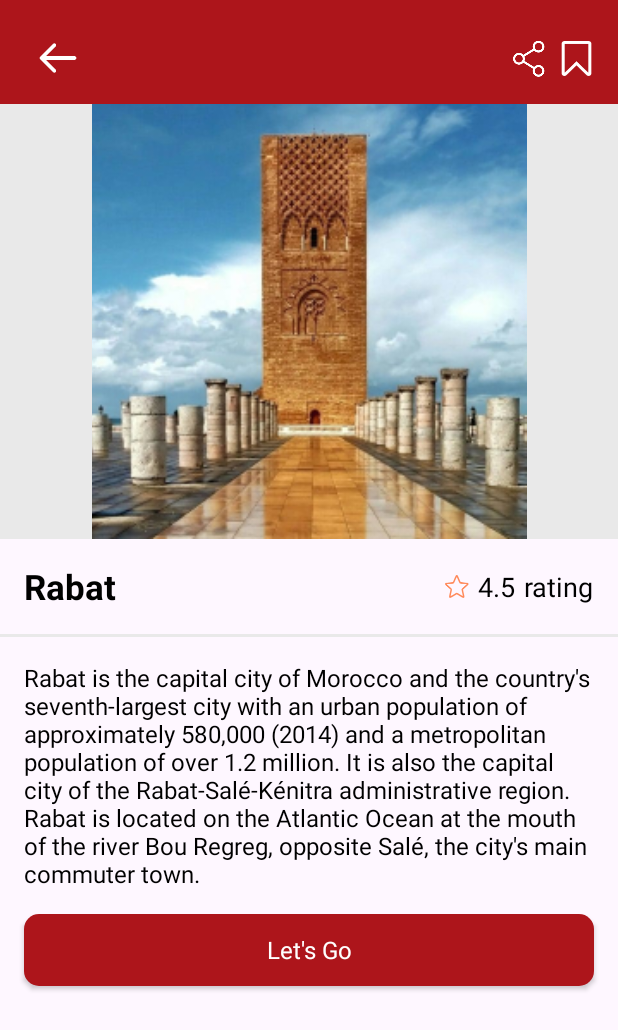
After one commit to MaghrebTrip/maghrebtrip-mobile, an Android app: the layout activity_details.xml on its own in the app's theme, with its tools: preview values and no code run, on a phone screen of 412 x 824 dp. The commit adds this screen. Shown: the top 1030 px of the screen. Run offline under Robolectric (Android 15) with nearby library versions, the phone set to English and light mode, and no system bars.

Commit message:
add details activity

```diff
--- a/app/src/main/AndroidManifest.xml
+++ b/app/src/main/AndroidManifest.xml
@@ -21,6 +21,10 @@
                 <category android:name="android.intent.category.LAUNCHER" />
             </intent-filter>
         </activity>
+        <activity
+            android:name=".activities.DetailsActivity"
+            android:exported="true">
+        </activity>
     </application>
 
 </manifest>
--- /dev/null
+++ b/app/src/main/java/com/maghrebtrip/activities/DetailsActivity.java
@@ -0,0 +1,61 @@
+package com.maghrebtrip.activities;
+
+import android.os.Bundle;
+import android.view.View;
+import android.view.Window;
+
+import androidx.appcompat.app.AppCompatActivity;
+import androidx.core.content.ContextCompat;
+
+import com.bumptech.glide.Glide;
+import com.bumptech.glide.load.resource.bitmap.GranularRoundedCorners;
+import com.maghrebtrip.R;
+import com.maghrebtrip.cities.City;
+import com.maghrebtrip.databinding.ActivityDetailsBinding;
+
+
+public class DetailsActivity extends AppCompatActivity {
+
+    private ActivityDetailsBinding binding;
+    private City object;
+
+    @Override
+    protected void onCreate(Bundle savedInstanceState) {
+        super.onCreate(savedInstanceState);
+        binding = ActivityDetailsBinding.inflate(getLayoutInflater());
+        setContentView(binding.getRoot());
+
+        statusBarColor();
+        getBundles();
+    }
+
+    private void statusBarColor() {
+        Window window = DetailsActivity.this.getWindow();
+        window.setStatusBarColor(ContextCompat.getColor(DetailsActivity.this, R.color.cornel_red));
+    }
+
+    private void getBundles() {
+        object = (City) getIntent().getSerializableExtra("object");
+
+        int drawableResourceId = this.getResources().getIdentifier(object.getCityImage(),
+                "drawable", this.getPackageName());
+
+        Glide.with(this)
+                .load(drawableResourceId)
+                .into(binding.cityImage);
+
+        binding.cityName.setText(object.getCityName());
+        binding.cityRating.setText(object.getRating()+"");
+        binding.cityDescription.setText(object.getDescription());
+
+        binding.backBtn.setOnClickListener(v -> finish());
+
+        binding.goBtn.setOnClickListener(new View.OnClickListener() {
+            @Override
+            public void onClick(View v) {
+                // select the city and show plans
+            }
+        });
+    }
+
+}
--- a/app/src/main/java/com/maghrebtrip/activities/MainActivity.java
+++ b/app/src/main/java/com/maghrebtrip/activities/MainActivity.java
@@ -34,10 +34,10 @@ public class MainActivity extends AppCompatActivity {
 
     private void initRecyclerView() {
         ArrayList<City> items = new ArrayList<>();
-        items.add(new City("Rabat","rabat", 4.5));
-        items.add(new City("Casablanca","casablanca", 4.5));
-        items.add(new City("Ifrane","ifrane", 4.5));
-        items.add(new City("Marrakech","marrakech", 4.5));
+        items.add(new City("Rabat","rabat", 4.5, "Rabat is the capital city of Morocco and the country's seventh-largest city with an urban population of approximately 580,000 (2014) and a metropolitan population of over 1.2 million. It is also the capital city of the Rabat-Salé-Kénitra administrative region. Rabat is located on the Atlantic Ocean at the mouth of the river Bou Regreg, opposite Salé, the city\\'s main commuter town."));
+        items.add(new City("Casablanca","casablanca", 4.5, "lorem ipsum"));
+        items.add(new City("Ifrane","ifrane", 4.5, "lorem ipsum"));
+        items.add(new City("Marrakech","marrakech", 4.5, "lorem ipsum"));
 
         binding.popularCities.setLayoutManager(new LinearLayoutManager(this, LinearLayoutManager.HORIZONTAL, false));
         binding.popularCities.setAdapter(new CityAdapter(items));
--- a/app/src/main/java/com/maghrebtrip/adapters/CityAdapter.java
+++ b/app/src/main/java/com/maghrebtrip/adapters/CityAdapter.java
@@ -1,6 +1,7 @@
 package com.maghrebtrip.adapters;
 
 import android.content.Context;
+import android.content.Intent;
 import android.view.LayoutInflater;
 import android.view.View;
 import android.view.ViewGroup;
@@ -10,6 +11,7 @@ import androidx.recyclerview.widget.RecyclerView;
 
 import com.bumptech.glide.Glide;
 import com.bumptech.glide.load.resource.bitmap.GranularRoundedCorners;
+import com.maghrebtrip.activities.DetailsActivity;
 import com.maghrebtrip.cities.City;
 import com.maghrebtrip.databinding.ViewholderPupListBinding;
 
@@ -36,21 +38,22 @@ public class CityAdapter extends RecyclerView.Adapter<CityAdapter.Viewholder> {
     public void onBindViewHolder(@NonNull CityAdapter.Viewholder holder, int position) {
         binding.cityName.setText(items.get(position).getCityName());
 
-        int drawableResource = holder.itemView.getResources().getIdentifier(
+        int drawableResourceId = holder.itemView.getResources().getIdentifier(
                 items.get(position).getCityImage(),
                 "drawable",
                 holder.itemView.getContext().getPackageName());
 
         Glide.with(context)
-                .load(drawableResource)
+                .load(drawableResourceId)
                 .transform(new GranularRoundedCorners(30, 30, 0, 0))
                 .into(binding.cityImage);
 
-        holder.itemView.setOnClickListener(new View.OnClickListener() {
-            @Override
-            public void onClick(View v) {
+        binding.cityRating.setText(items.get(position).getRating()+"");
 
-            }
+        holder.itemView.setOnClickListener(v -> {
+            Intent intent = new Intent(context, DetailsActivity.class);
+            intent.putExtra("object", items.get(position));
+            context.startActivity(intent);
         });
 
     }
--- /dev/null
+++ b/app/src/main/res/layout/activity_details.xml
@@ -0,0 +1,161 @@
+<?xml version="1.0" encoding="utf-8"?>
+<androidx.constraintlayout.widget.ConstraintLayout xmlns:android="http://schemas.android.com/apk/res/android"
+    xmlns:app="http://schemas.android.com/apk/res-auto"
+    xmlns:tools="http://schemas.android.com/tools"
+    android:layout_width="match_parent"
+    android:layout_height="match_parent">
+
+    <ScrollView
+        android:layout_width="match_parent"
+        android:layout_height="match_parent" >
+
+        <LinearLayout
+            android:layout_width="match_parent"
+            android:layout_height="wrap_content"
+            android:orientation="vertical">
+
+            <androidx.constraintlayout.widget.ConstraintLayout
+                android:layout_width="match_parent"
+                android:layout_height="match_parent"
+                android:background="@color/cornel_red">
+
+                <ImageView
+                    android:id="@+id/backBtn"
+                    android:layout_width="wrap_content"
+                    android:layout_height="wrap_content"
+                    android:layout_marginStart="16dp"
+                    android:layout_marginTop="16dp"
+                    android:src="@drawable/arrow"
+                    app:tint="@color/white"
+                    android:padding="8dp"
+                    app:layout_constraintStart_toStartOf="parent"
+                    app:layout_constraintTop_toTopOf="parent" />
+
+                <ImageView
+                    android:id="@+id/imageView2"
+                    android:layout_width="wrap_content"
+                    android:layout_height="wrap_content"
+                    android:layout_marginEnd="16dp"
+                    android:src="@drawable/bookmark"
+                    app:tint="@color/white"
+                    app:layout_constraintBottom_toBottomOf="@+id/backBtn"
+                    app:layout_constraintEnd_toEndOf="parent"
+                    app:layout_constraintTop_toTopOf="@+id/backBtn" />
+
+                <ImageView
+                    android:id="@+id/imageView3"
+                    android:layout_width="wrap_content"
+                    android:layout_height="wrap_content"
+                    android:layout_marginEnd="8dp"
+                    android:src="@drawable/share"
+                    app:tint="@color/white"
+                    app:layout_constraintBottom_toBottomOf="@+id/imageView2"
+                    app:layout_constraintEnd_toStartOf="@+id/imageView2"
+                    app:layout_constraintTop_toTopOf="@+id/imageView2" />
+
+                <View
+                    android:id="@+id/view"
+                    android:layout_width="0dp"
+                    android:layout_height="290dp"
+                    android:layout_marginTop="8dp"
+                    android:background="@drawable/city_background"
+                    app:layout_constraintBottom_toBottomOf="parent"
+                    app:layout_constraintEnd_toEndOf="parent"
+                    app:layout_constraintStart_toStartOf="parent"
+                    app:layout_constraintTop_toBottomOf="@+id/backBtn" />
+
+                <ImageView
+                    android:id="@+id/cityImage"
+                    android:layout_width="0dp"
+                    android:layout_height="0dp"
+                    android:src="@drawable/rabat"
+                    app:layout_constraintBottom_toBottomOf="@+id/view"
+                    app:layout_constraintEnd_toEndOf="@+id/view"
+                    app:layout_constraintHorizontal_bias="0.498"
+                    app:layout_constraintStart_toStartOf="@+id/view"
+                    app:layout_constraintTop_toTopOf="@+id/view" />
+            </androidx.constraintlayout.widget.ConstraintLayout>
+
+            <LinearLayout
+                android:layout_width="match_parent"
+                android:layout_height="match_parent"
+                android:orientation="horizontal"
+                android:layout_gravity="center"
+                android:layout_marginTop="16dp">
+
+                <TextView
+                    android:id="@+id/cityName"
+                    android:layout_width="wrap_content"
+                    android:layout_height="wrap_content"
+                    android:layout_weight="1"
+                    android:text="@string/city_name"
+                    android:layout_marginStart="16dp"
+                    android:singleLine="true"
+                    android:textSize="23sp"
+                    android:textStyle="bold"
+                    android:textColor="@color/black"/>
+
+
+                <ImageView
+                    android:id="@+id/starIcon"
+                    android:layout_width="wrap_content"
+                    android:layout_height="wrap_content"
+                    android:layout_marginEnd="6dp"
+                    android:layout_gravity="center"
+                    app:tint="@color/coral"
+                    android:src="@drawable/star" />
+
+                <TextView
+                    android:id="@+id/cityRating"
+                    android:layout_width="wrap_content"
+                    android:layout_height="wrap_content"
+                    android:text="@string/city_rating"
+                    android:layout_marginEnd="6dp"
+                    android:layout_gravity="center"
+                    android:textSize="18sp"
+                    android:textColor="@color/black"/>
+
+                <TextView
+                    android:id="@+id/textView9"
+                    android:layout_width="wrap_content"
+                    android:layout_height="wrap_content"
+                    android:text="rating"
+                    android:layout_marginEnd="16dp"
+                    android:layout_gravity="center"
+                    android:textSize="18sp"
+                    android:textColor="@color/black"/>
+            </LinearLayout>
+
+            <View
+                android:id="@+id/view2"
+                android:layout_width="match_parent"
+                android:layout_height="2dp"
+                android:layout_marginTop="16dp"
+                android:layout_marginBottom="16dp"
+                android:background="@color/grey"/>
+
+            <TextView
+                android:id="@+id/cityDescription"
+                android:layout_width="match_parent"
+                android:layout_height="wrap_content"
+                android:layout_marginStart="16dp"
+                android:layout_marginEnd="16dp"
+                android:text="@string/city_description"
+                android:textSize="16sp"
+                android:textColor="@color/black"
+                />
+
+            <androidx.appcompat.widget.AppCompatButton
+                android:id="@+id/goBtn"
+                android:layout_width="match_parent"
+                android:layout_height="wrap_content"
+                android:layout_margin="16dp"
+                style="@android:style/Widget.Button"
+                android:background="@drawable/btn_background"
+                android:text="@string/go_btn"
+                android:textColor="@color/white"
+                android:textSize="16sp"/>
+
+        </LinearLayout>
+    </ScrollView>
+</androidx.constraintlayout.widget.ConstraintLayout>
```
